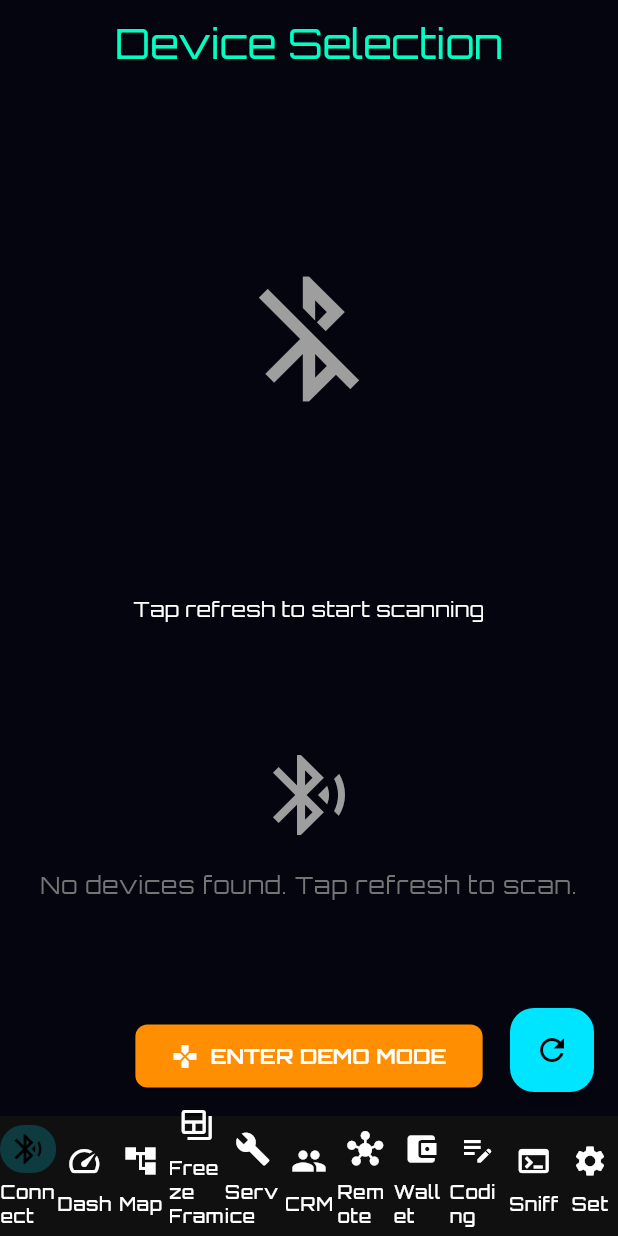
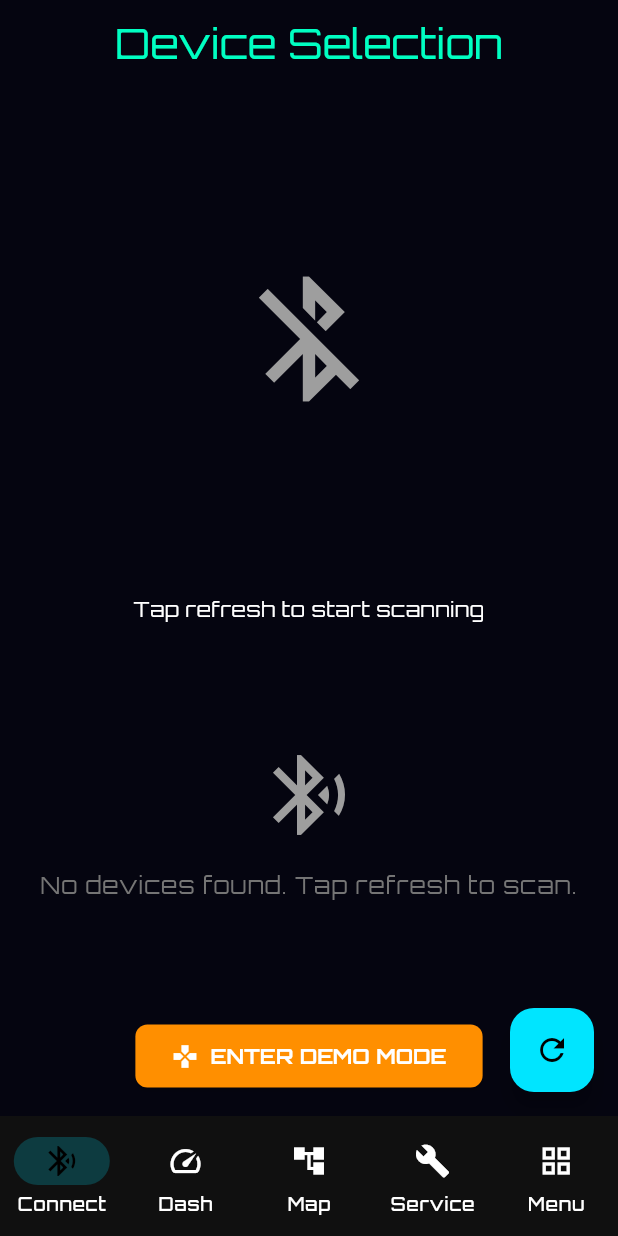
Before and after one commit to thitipong-k/motus_lab, a Flutter app: the screen it shows after launch, on a phone screen of 412 x 824 dp. Run offline on Flutter 3.47's test engine with Material 3 defaults, Android fonts, the phone set to English and light mode, and no system bars; our stand-ins replace bloc, drift, equatable, file_picker, fl_chart, flutter_bloc and 9 more; missing offline and left inert: dart:ffi, flutter_carplay, flutter_js, flutter_libserialport, home_widget, window_manager; accounts and stored records are empty; generated files the repository leaves out were written again.

Commit message:
feat(phase4.1): vehicle widgets and ui refactor

```diff
--- a/lib/features/dashboard/presentation/pages/dashboard_page.dart
+++ b/lib/features/dashboard/presentation/pages/dashboard_page.dart
@@ -8,14 +8,8 @@ import 'package:motus_lab/features/scan/presentation/bloc/dtc/dtc_bloc.dart';
 import 'package:motus_lab/features/scan/presentation/pages/connection_page.dart';
 import 'package:motus_lab/features/scan/presentation/pages/live_data/live_data_page.dart';
 import 'package:motus_lab/features/scan/presentation/pages/topology/topology_page.dart';
-import 'package:motus_lab/features/scan/presentation/pages/freeze_frame_page.dart';
-import 'package:motus_lab/features/settings/presentation/pages/settings_page.dart';
-import 'package:motus_lab/features/coding/presentation/pages/adaptation_page.dart';
-import 'package:motus_lab/features/sniffer/presentation/pages/sniffer_page.dart';
 import 'package:motus_lab/features/maintenance/presentation/pages/maintenance_page.dart';
-import 'package:motus_lab/features/crm/presentation/pages/customer_list_page.dart';
-import 'package:motus_lab/features/remote/presentation/pages/remote_expert_page.dart';
-import 'package:motus_lab/features/profile/presentation/pages/wallet_page.dart';
+import 'package:motus_lab/features/dashboard/presentation/pages/more_page.dart';
 
 class DashboardPage extends StatefulWidget {
   const DashboardPage({super.key});
@@ -29,18 +23,14 @@ class _DashboardPageState extends State<DashboardPage> {
 
   @override
   Widget build(BuildContext context) {
+    // รายการหน้าหลัก (Main Tabs) ที่ถูกจัดกลุ่มใหม่เหลือ 5 หน้า เพื่อความสะอาดตา
+    // และให้แสดงผลเหมือนกันทั้งบน Mobile และ Desktop (Unified UX)
     final List<Widget> pages = [
-      const ConnectionPage(), // Tab 0: Connect (หน้าเขื่อมต่ออุปกรณ์)
-      const LiveDataPage(), // Tab 1: Dashboard (หน้าแสดงผลวัดค่าสด)
-      const TopologyPage(), // Tab 2: Topology (แผนผังโครงสร้างรถยนต์)
-      const FreezeFramePage(), // Tab 3: Freeze Frame (ดูค่าแช่แข็งเมื่อเกิด Error)
-      const MaintenancePage(), // Tab 4: Service (แจ้งเตือนเช็คระยะ)
-      const CustomerListPage(), // Tab 5: CRM (ระบบจัดการลูกค้า - Phase 5)
-      const RemoteExpertPage(), // Tab 6: Remote (ระบบ Expert ทางไกล - Phase 5)
-      const WalletPage(), // Tab 7: Wallet (กระเป๋าเงินเครดิต)
-      const AdaptationPage(), // Tab 8: Coding (ปรับแต่งค่า ECU)
-      const SnifferPage(), // Tab 9: Sniffer (ดักจับสัญญาณ CAN Bus)
-      const SettingsPage(), // Tab 10: Settings (ตั้งค่าแอป)
+      const ConnectionPage(), // Tab 0: Connect (เชื่อมต่ออุปกรณ์)
+      const LiveDataPage(), // Tab 1: Dashboard (หน้าปัดวัดค่าสด)
+      const TopologyPage(), // Tab 2: Map (แผนผังโครงสร้าง)
+      const MaintenancePage(), // Tab 3: Service (บริการและซ่อมบำรุง)
+      const MorePage(), // Tab 4: Menu (รวมฟีเจอร์ย่อยอื่นๆ ไว้ในหน้านี้ เช่น Settings, CRM)
     ];
 
     return MultiBlocProvider(
@@ -81,16 +71,8 @@ class _DashboardPageState extends State<DashboardPage> {
                 icon: Icon(Icons.bluetooth_searching), label: 'Connect'),
             NavigationDestination(icon: Icon(Icons.speed), label: 'Dash'),
             NavigationDestination(icon: Icon(Icons.account_tree), label: 'Map'),
-            NavigationDestination(
-                icon: Icon(Icons.backup_table), label: 'Freeze Frame'),
             NavigationDestination(icon: Icon(Icons.build), label: 'Service'),
-            NavigationDestination(icon: Icon(Icons.people), label: 'CRM'),
-            NavigationDestination(icon: Icon(Icons.hub), label: 'Remote'),
-            NavigationDestination(
-                icon: Icon(Icons.account_balance_wallet), label: 'Wallet'),
-            NavigationDestination(icon: Icon(Icons.edit_note), label: 'Coding'),
-            NavigationDestination(icon: Icon(Icons.terminal), label: 'Sniff'),
-            NavigationDestination(icon: Icon(Icons.settings), label: 'Set'),
+            NavigationDestination(icon: Icon(Icons.grid_view), label: 'Menu'),
           ],
           // ใช้ IndexedStack เพื่อเก็บ State ของแต่ละหน้าไว้ ไม่ให้หายเมื่อเปลี่ยน Tab
           // (ช่วยแก้ปัญหา Rebuild บ่อย และอาการกระตุก)
--- a/lib/features/scan/presentation/bloc/scan_bloc.dart
+++ b/lib/features/scan/presentation/bloc/scan_bloc.dart
@@ -7,6 +7,7 @@ import 'package:motus_lab/features/scan/domain/usecases/connect_to_device.dart';
 import 'package:motus_lab/core/connection/connection_interface.dart'; // Keep for type check if needed, or refactor
 import 'package:motus_lab/core/connection/mock_connection.dart';
 import 'package:motus_lab/features/settings/domain/repositories/settings_repository.dart';
+import 'package:motus_lab/core/services/vehicle_integration/home_widget_service.dart';
 
 part 'scan_event.dart';
 part 'scan_state.dart';
@@ -19,6 +20,7 @@ class ScanBloc extends Bloc<ScanEvent, ScanState> {
   final ConnectToDeviceUseCase _connectToDevice;
   final SettingsRepository _settingsRepository;
   final ConnectionInterface _connection; // Keep for Mock check
+  final HomeWidgetService _homeWidgetService;
   StreamSubscription? _resultsSubscription;
 
   ScanBloc({
@@ -26,10 +28,12 @@ class ScanBloc extends Bloc<ScanEvent, ScanState> {
     required ConnectToDeviceUseCase connectToDevice,
     required ConnectionInterface connection,
     required SettingsRepository settingsRepository,
+    HomeWidgetService? homeWidgetService,
   })  : _bluetoothService = bluetoothService,
         _connectToDevice = connectToDevice,
         _connection = connection,
         _settingsRepository = settingsRepository,
+        _homeWidgetService = homeWidgetService ?? HomeWidgetService(),
         super(const ScanState()) {
     // ลงทะเบียนจัดการ Event
     on<StartScan>(_onStartScan);
@@ -113,10 +117,15 @@ class ScanBloc extends Bloc<ScanEvent, ScanState> {
       await _connectToDevice(event.deviceId)
           .timeout(Duration(seconds: settings.connectionTimeoutSeconds));
       print("ScanBloc: Connected to ${event.deviceId}!");
+
+      // Update Widget
+      _homeWidgetService.updateConnectionStatus(isConnected: true);
+
       emit(state.copyWith(
           status: ScanStatus.connected, connectedDeviceId: event.deviceId));
     } catch (e) {
       print("ScanBloc: Connection Failed: $e");
+      _homeWidgetService.updateConnectionStatus(isConnected: false);
       emit(
           state.copyWith(status: ScanStatus.error, errorMessage: e.toString()));
     }
```
Also changed, not shown: lib/core/services/service_locator.dart (+8 -1 lines), lib/core/services/vehicle_integration/carplay_service.dart (added, +42 -0 lines), lib/core/services/vehicle_integration/home_widget_service.dart (added, +55 -0 lines), lib/features/dashboard/presentation/pages/more_page.dart (added, +135 -0 lines), pubspec.yaml (+8 -4 lines), pubspec.lock, 8 other files.
